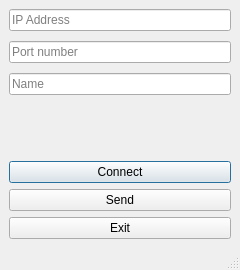
This is gui/connectwindow.ui in AtanasCh/ChessClientAsynchronous as Qt 5 draws it before an edit. The edited form follows.
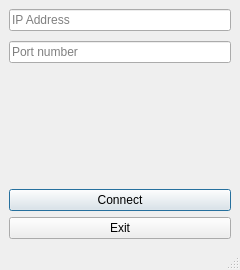
This is the edited form.

Commit message: .moc file will give an error, delete the line it throws an exception with. Removed send button and name field

Patch:
```diff
--- a/gui/connectwindow.ui
+++ b/gui/connectwindow.ui
@@ -61,13 +61,6 @@
         </property>
        </widget>
       </item>
-      <item>
-       <widget class="QLineEdit" name="nameField">
-        <property name="placeholderText">
-         <string>Name</string>
-        </property>
-       </widget>
-      </item>
      </layout>
     </item>
     <item>
@@ -99,13 +92,6 @@
       </property>
      </widget>
     </item>
-    <item>
-     <widget class="QPushButton" name="sendButton">
-      <property name="text">
-       <string>Send</string>
-      </property>
-     </widget>
-    </item>
     <item>
      <widget class="QPushButton" name="exitButton">
       <property name="sizePolicy">
```
The commit also changes 4 other files.
